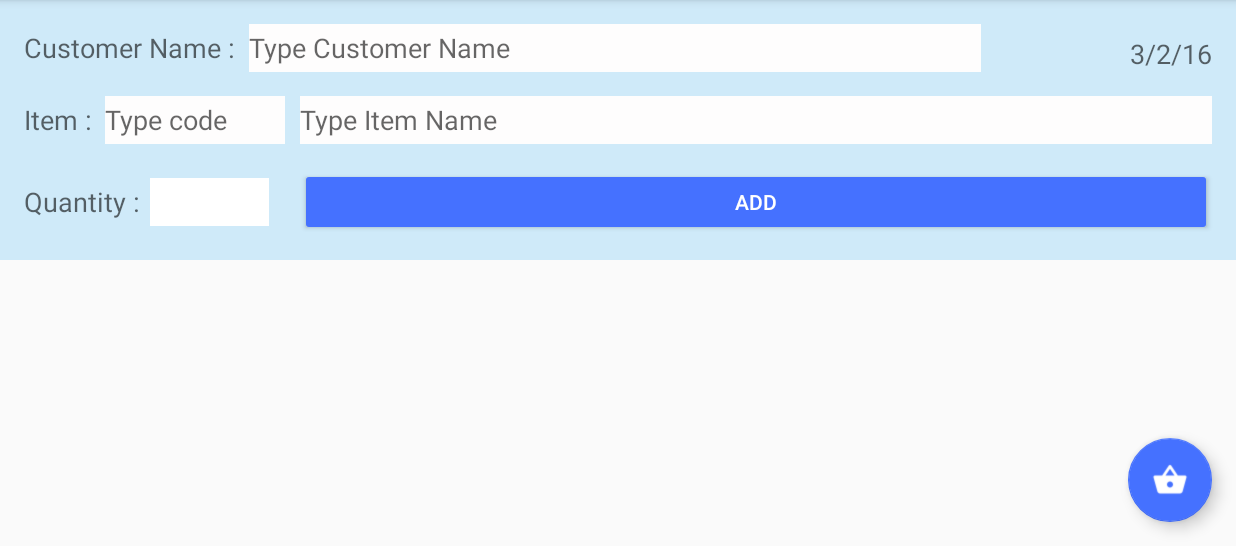
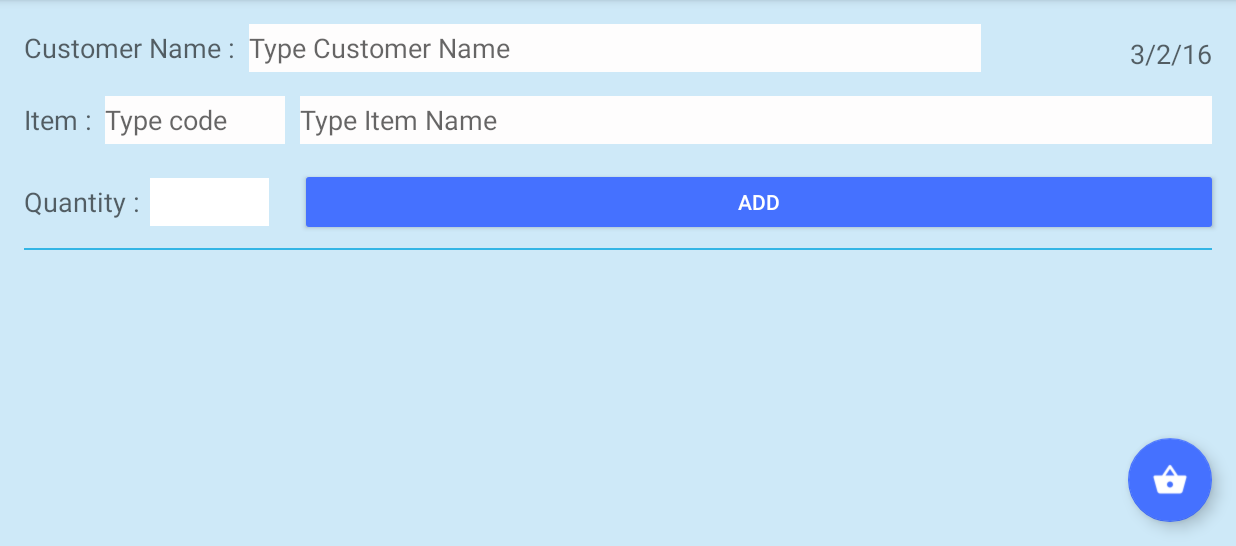
Before and after one commit to SiyanCore/TNRMobile, an Android app: the NewOrderFragment screen opened directly, with no data from a screen before it, on a phone screen of 824 x 412 dp (held sideways), the part 72-618 px from its top. Run offline under Robolectric (Android 15) with nearby library versions, the phone set to English and light mode, and no system bars; 3 statements that could not run were skipped.

Commit message:
Rejected commit: Default

```diff
--- a/app/src/main/java/com/siyanmo/tnrmobile/Fragment/PopUpItemFragment.java
+++ b/app/src/main/java/com/siyanmo/tnrmobile/Fragment/PopUpItemFragment.java
@@ -2,6 +2,8 @@ package com.siyanmo.tnrmobile.Fragment;
 
 
 import android.app.DialogFragment;
+import android.graphics.Color;
+import android.graphics.drawable.ColorDrawable;
 import android.os.Bundle;
 import android.support.v4.app.Fragment;
 import android.support.v7.app.AppCompatActivity;
@@ -41,7 +43,7 @@ public class PopUpItemFragment extends DialogFragment {
     @Override
     public View onCreateView(LayoutInflater inflater, ViewGroup container,
                              Bundle savedInstanceState) {
-        View rootView=inflater.inflate(R.layout.fragment_pop_up_item,null);
+        View rootView=inflater.inflate(R.layout.fragment_pop_up_item, null);
         getDialog().setTitle("Item Prices");
         button=(Button)rootView.findViewById(R.id.PopUpItemCancellButlon);
         listView=(ListView)rootView.findViewById(R.id.PopUpItemListView);
--- a/app/src/main/java/com/siyanmo/tnrmobile/MainActivity.java
+++ b/app/src/main/java/com/siyanmo/tnrmobile/MainActivity.java
@@ -75,8 +75,6 @@ public class MainActivity extends AppCompatActivity
             @Override
             public void onClick(View view) {
                 popUpItemFragment.show(fragmentManager,"Items List");
-//                   Snackbar.make(view, "Replace with your own action", Snackbar.LENGTH_LONG)
-//                        .setAction("Action", null).show();
             }
         });
 
--- a/app/src/main/res/layout/fragment_customers.xml
+++ b/app/src/main/res/layout/fragment_customers.xml
@@ -10,7 +10,7 @@
         android:layout_height="match_parent"
         android:paddingTop="60dp"
         android:id="@+id/CustomersListView"
-        android:background="#b6bde3f9"
+        android:background="@color/colorBackground"
         android:paddingBottom="16dp"
         android:paddingLeft="16dp"
         android:paddingRight="16dp"
@@ -19,7 +19,7 @@
         android:id="@+id/CustomersSearchView"
         android:layout_width="match_parent"
         android:layout_height="wrap_content"
-        android:background="#b6bde3f9"
+        android:background="@color/colorBackground"
         android:paddingLeft="16dp"
         android:paddingRight="16dp"
         android:layout_gravity="top"/>
--- a/app/src/main/res/layout/fragment_items.xml
+++ b/app/src/main/res/layout/fragment_items.xml
@@ -15,14 +15,14 @@
         android:paddingLeft="16dp"
         android:paddingRight="16dp"
         android:paddingBottom="16dp"
-        android:background="#b6bde3f9"/>
+        android:background="@color/colorBackground"/>
 
     <SearchView
         android:id="@+id/expandableItemListsearchView"
         android:layout_width="match_parent"
         android:layout_height="wrap_content"
         android:queryHint="Search"
-        android:background="#b6bde3f9"
+        android:background="@color/colorBackground"
         android:paddingLeft="16dp"
         android:paddingRight="16dp"/>
 
--- a/app/src/main/res/layout/fragment_new_order.xml
+++ b/app/src/main/res/layout/fragment_new_order.xml
@@ -1,19 +1,18 @@
 <FrameLayout xmlns:android="http://schemas.android.com/apk/res/android"
     xmlns:tools="http://schemas.android.com/tools"
     android:layout_width="match_parent"
-    android:layout_height="wrap_content"
+    android:layout_height="match_parent"
     android:paddingTop="?attr/actionBarSize" tools:context="com.siyanmo.tnrmobile.Fragment.NewOrdersFragment">
 
     <LinearLayout xmlns:android="http://schemas.android.com/apk/res/android"
         android:orientation="vertical" android:layout_width="match_parent"
-        android:layout_height="match_parent" android:background="#fdfefe"
+        android:layout_height="match_parent" android:background="@color/colorBackground"
         android:weightSum="1" android:layout_gravity="center">
 
 
         <FrameLayout
             android:layout_width="match_parent"
             android:layout_height="wrap_content"
-            android:background="#b6bde3f9"
             android:paddingBottom="8dp"
             android:paddingTop="16dp">
 
@@ -66,7 +65,6 @@
         <FrameLayout
             android:layout_width="match_parent"
             android:layout_height="wrap_content"
-            android:background="#b6bde3f9"
             android:paddingTop="8dp"
             android:paddingBottom="8dp">
 
@@ -115,9 +113,8 @@
         <FrameLayout
             android:layout_width="match_parent"
             android:layout_height="wrap_content"
-            android:background="#b6bde3f9"
             android:paddingTop="8dp"
-            android:paddingBottom="16dp">
+            android:paddingBottom="8dp">
 
             <Button
                 android:layout_width="match_parent"
@@ -126,7 +123,7 @@
                 android:id="@+id/button"
                 android:layout_gravity="left|center"
                 android:layout_marginLeft="200dp"
-                android:layout_marginRight="16dp"
+                android:layout_marginRight="12dp"
                 android:layout_row="2"
                 android:layout_column="2"
                 style="@style/Base.Widget.AppCompat.Button.Colored"/>
@@ -154,7 +151,15 @@
                 android:layout_height="wrap_content"
                 android:layout_marginLeft="16dp"/>
         </FrameLayout>
-
+        <FrameLayout
+            android:layout_width="match_parent"
+            android:paddingTop="8dp"
+            android:paddingBottom="8dp"
+            android:layout_height="1dp"
+            android:background="@color/colorPrimary"
+            android:layout_marginLeft="16dp"
+            android:layout_marginRight="16dp">
+        </FrameLayout>
 
     </LinearLayout>
 
--- a/app/src/main/res/layout/fragment_pop_up_item.xml
+++ b/app/src/main/res/layout/fragment_pop_up_item.xml
@@ -2,7 +2,6 @@
     xmlns:tools="http://schemas.android.com/tools"
     android:layout_width="match_parent"
     android:layout_height="match_parent"
-    android:background="#b6bde3f9"
     tools:context="com.siyanmo.tnrmobile.Fragment.PopUpItemFragment">
 
     <LinearLayout
@@ -26,7 +25,7 @@
         android:id="@+id/PopUpItemSearchView"
         android:layout_width="match_parent"
         android:layout_height="wrap_content"
-        android:background="#b6bde3f9"
+        android:background="@color/colorBackground"
         android:layout_gravity="top"/>
 
     <Button
--- a/app/src/main/res/values/colors.xml
+++ b/app/src/main/res/values/colors.xml
@@ -3,4 +3,5 @@
     <color name="colorPrimary">#33b5e5</color>
     <color name="colorPrimaryDark">#00ddff</color>
     <color name="colorAccent">#4571ff</color>
+    <color name="colorBackground">#b6bde3f9</color>
 </resources>
```
